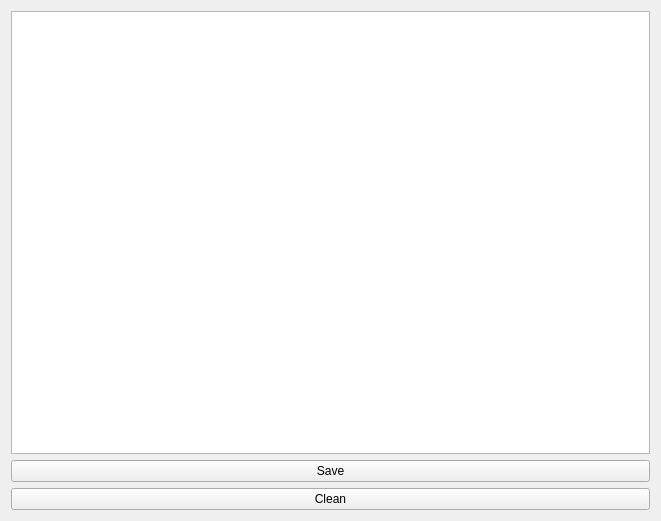
Before: the Qt Designer form src/SubFX/gui/ui/logpanel.ui in fdar0536/SubFX, drawn with Qt 5.
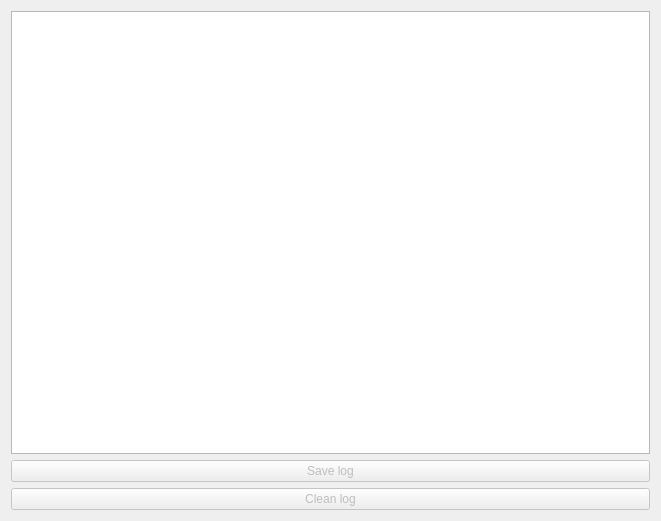
After: the same form once the commit is applied.

Patch:
```diff
--- a/src/SubFX/gui/ui/logpanel.ui
+++ b/src/SubFX/gui/ui/logpanel.ui
@@ -19,15 +19,21 @@
    </item>
    <item row="1" column="0">
     <widget class="QPushButton" name="saveBtn">
+     <property name="enabled">
+      <bool>false</bool>
+     </property>
      <property name="text">
-      <string>Save</string>
+      <string>Save log</string>
      </property>
     </widget>
    </item>
    <item row="2" column="0">
     <widget class="QPushButton" name="cleanBtn">
+     <property name="enabled">
+      <bool>false</bool>
+     </property>
      <property name="text">
-      <string>Clean</string>
+      <string>Clean log</string>
      </property>
     </widget>
    </item>
```
